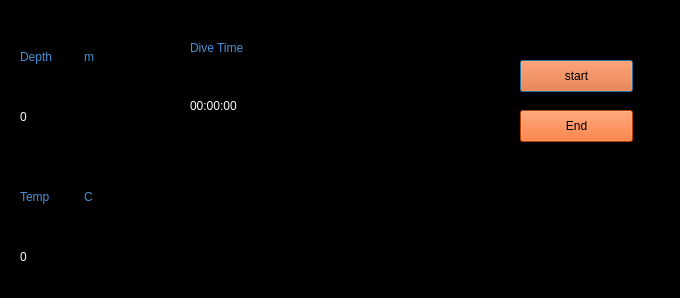
Before: the Qt Designer form UI/divescreen.ui in MisterJoshh/Dive_Computer, drawn with Qt 5.
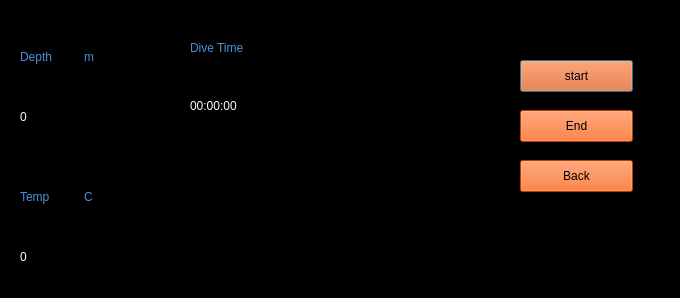
After: the same form once the commit is applied.

The edit to the form file:
```diff
--- a/UI/divescreen.ui
+++ b/UI/divescreen.ui
@@ -206,6 +206,22 @@
     <string>End</string>
    </property>
   </widget>
+  <widget class="QPushButton" name="back_button">
+   <property name="geometry">
+    <rect>
+     <x>520</x>
+     <y>160</y>
+     <width>113</width>
+     <height>32</height>
+    </rect>
+   </property>
+   <property name="styleSheet">
+    <string notr="true">background-color: rgb(255, 85, 0);</string>
+   </property>
+   <property name="text">
+    <string>Back</string>
+   </property>
+  </widget>
  </widget>
  <resources/>
  <connections/>
```
